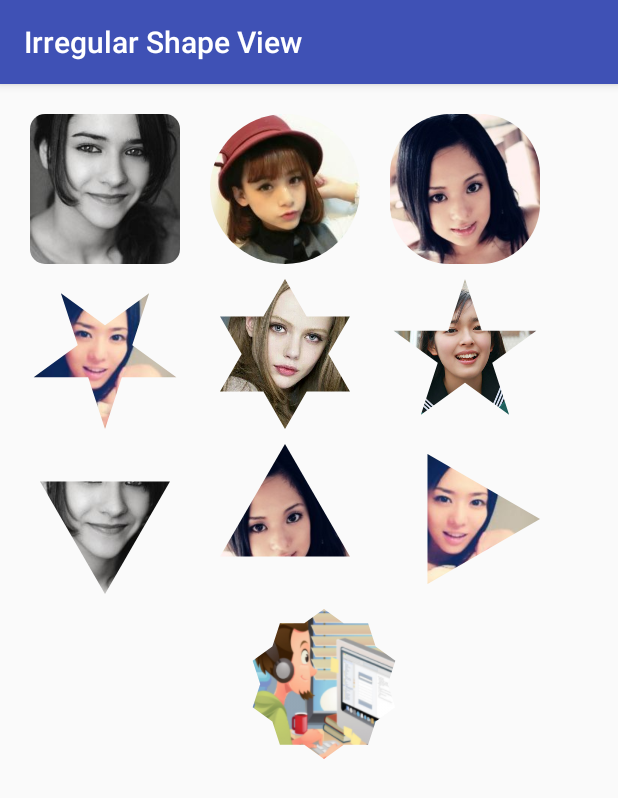
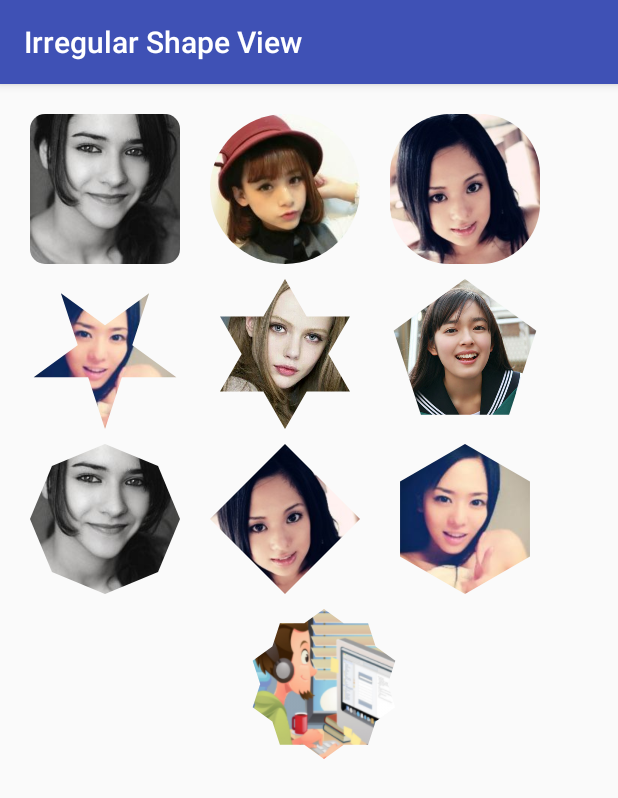
Before and after one commit to gengqifu/Irregular-View, an Android app: the BitmapShaderActivity screen opened directly, with no data from a screen before it, on a phone screen of 412 x 824 dp. Shown: the top 798 px of the screen. Run offline under Robolectric (Android 15) with nearby library versions, the phone set to English and light mode, and no system bars.

```diff
--- a/app/src/main/res/layout/activity_bitmap_shader.xml
+++ b/app/src/main/res/layout/activity_bitmap_shader.xml
@@ -66,7 +66,7 @@
             android:layout_width="100dp"
             android:layout_height="100dp"
             lb:angleCount="5"
-            lb:type="multi"
+            lb:type="multi2"
             lb:currentAngle="180"
             android:src="@drawable/f"
             />
@@ -82,17 +82,18 @@
             android:layout_marginLeft="20dp"
             android:layout_width="100dp"
             android:layout_height="100dp"
-            lb:angleCount="3"
-            lb:type="multi"
+            lb:angleCount="8"
+            lb:type="multi2"
+            lb:currentAngle="45"
             android:src="@drawable/a"/>
 
         <org.hunter.irregularshapeviewlib.MultiView
             android:layout_marginLeft="20dp"
             android:layout_width="100dp"
             android:layout_height="100dp"
-            lb:angleCount="3"
-            lb:type="multi"
-            lb:currentAngle="180"
+            lb:angleCount="4"
+            lb:type="multi2"
+            lb:currentAngle="0"
             android:src="@drawable/c"
             />
 
@@ -100,9 +101,9 @@
             android:layout_marginLeft="20dp"
             android:layout_width="100dp"
             android:layout_height="100dp"
-            lb:angleCount="3"
-            lb:type="multi"
-            lb:currentAngle="90"
+            lb:angleCount="6"
+            lb:type="multi2"
+            lb:currentAngle="0"
             android:src="@drawable/b"
             />
     </LinearLayout>
--- a/irregularshapeviewlib/src/main/java/org/hunter/irregularshapeviewlib/MultiView.java
+++ b/irregularshapeviewlib/src/main/java/org/hunter/irregularshapeviewlib/MultiView.java
@@ -47,6 +47,11 @@ public class MultiView extends android.support.v7.widget.AppCompatImageView {
      * 多边形
      */
     public static final int TYPE_MULTI = 3;
+
+    /*
+     * 外多边形
+     */
+    public static final int TYPE_MULTI2 = 4;
 
     /**
      * 默认多边形角的个数
@@ -169,7 +174,7 @@ public class MultiView extends android.support.v7.widget.AppCompatImageView {
             setMeasuredDimension(mWidth, mWidth);
         }
 
-        if (type == TYPE_MULTI) {
+        if (type == TYPE_MULTI || type == TYPE_MULTI2) {
             mWidth = Math.min(getMeasuredWidth(), getMeasuredHeight());
 
             setMeasuredDimension(mWidth, mWidth);
@@ -213,7 +218,7 @@ public class MultiView extends android.support.v7.widget.AppCompatImageView {
                 scale = Math.max(getWidth() * 1.0f / bmp.getWidth(), getHeight() * 1.0f / bmp.getHeight());
             }
 
-        } else if (type == TYPE_MULTI) {
+        } else if (type == TYPE_MULTI || type == TYPE_MULTI2) {
             // 拿到bitmap宽或高的小值
             int bSize = Math.min(bmp.getWidth(), bmp.getHeight());
             scale = mWidth * 1.0f / bSize;
@@ -243,9 +248,45 @@ public class MultiView extends android.support.v7.widget.AppCompatImageView {
             Path mPath = drawPath();
 
             canvas.drawPath(mPath, mBitmapPaint);
+        } else if (type == TYPE_MULTI2) {
+            Path mPath = drawPath2();
+
+            canvas.drawPath(mPath, mBitmapPaint);
         } else {
             canvas.drawCircle(mRadius, mRadius, mRadius, mBitmapPaint);
         }
+    }
+
+    /**
+     * @return 多边形路径
+     */
+    private Path drawPath2() {
+        Path mPath = new Path();
+        mPath.moveTo(pointFList.get(0).x, pointFList.get(0).y);
+        for (int i = 1; i < angleCount; i++) {
+            mPath.lineTo(pointFList.get(i).x, pointFList.get(i).y);
+        }
+        /*for (int i = 2; i < angleCount; i++) {
+            if (i % 2 == 0) {// 除以二取余数，余数为0则为偶数,否则奇数
+                mPath.lineTo(pointFList.get(i).x, pointFList.get(i).y);
+            }
+
+        }
+
+        if (angleCount % 2 == 0) {  //偶数，moveTo
+            mPath.moveTo(pointFList.get(1).x, pointFList.get(1).y);
+        } else {                    //奇数，lineTo
+            mPath.lineTo(pointFList.get(1).x, pointFList.get(1).y);
+        }
+
+        for (int i = 3; i < angleCount; i++) {
+            if (i % 2 != 0) {
+                mPath.lineTo(pointFList.get(i).x, pointFList.get(i).y);
+            }
+        }*/
+
+        mPath.offset(startRadius, startRadius);
+        return mPath;
     }
 
     /**
@@ -336,7 +377,7 @@ public class MultiView extends android.support.v7.widget.AppCompatImageView {
     public void setType(int type) {
         if (this.type != type) {
             this.type = type;
-            if (this.type != TYPE_ROUND && this.type != TYPE_CIRCLE && this.type != TYPE_MULTI) {
+            if (this.type != TYPE_ROUND && this.type != TYPE_CIRCLE && this.type != TYPE_MULTI && this.type != TYPE_MULTI2) {
                 this.type = TYPE_CIRCLE;
             }
             requestLayout();
--- a/irregularshapeviewlib/src/main/res/values/attrs.xml
+++ b/irregularshapeviewlib/src/main/res/values/attrs.xml
@@ -6,6 +6,7 @@
             <enum name="circle" value="0" />
             <enum name="round" value="1" />
             <enum name="multi" value="3" />
+            <enum name="multi2" value="4" />
         </attr>
         <attr name="angleCount" format="integer" />
         <attr name="currentAngle" format="integer" />
```
Also changed, not shown: 1 other file.
